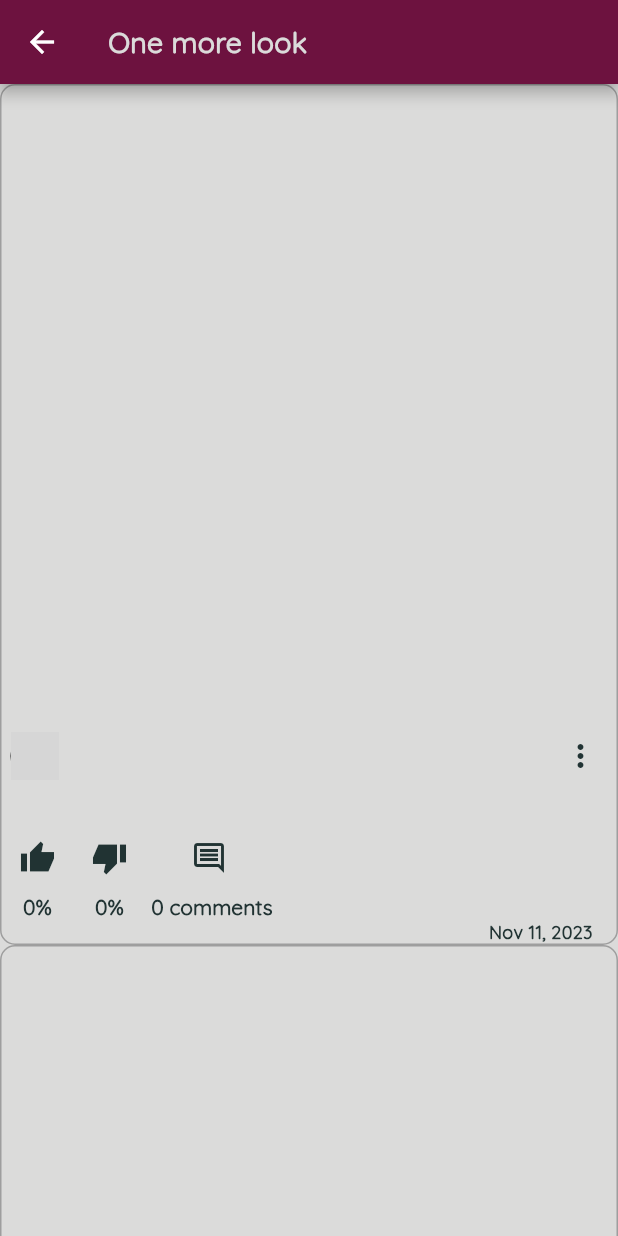
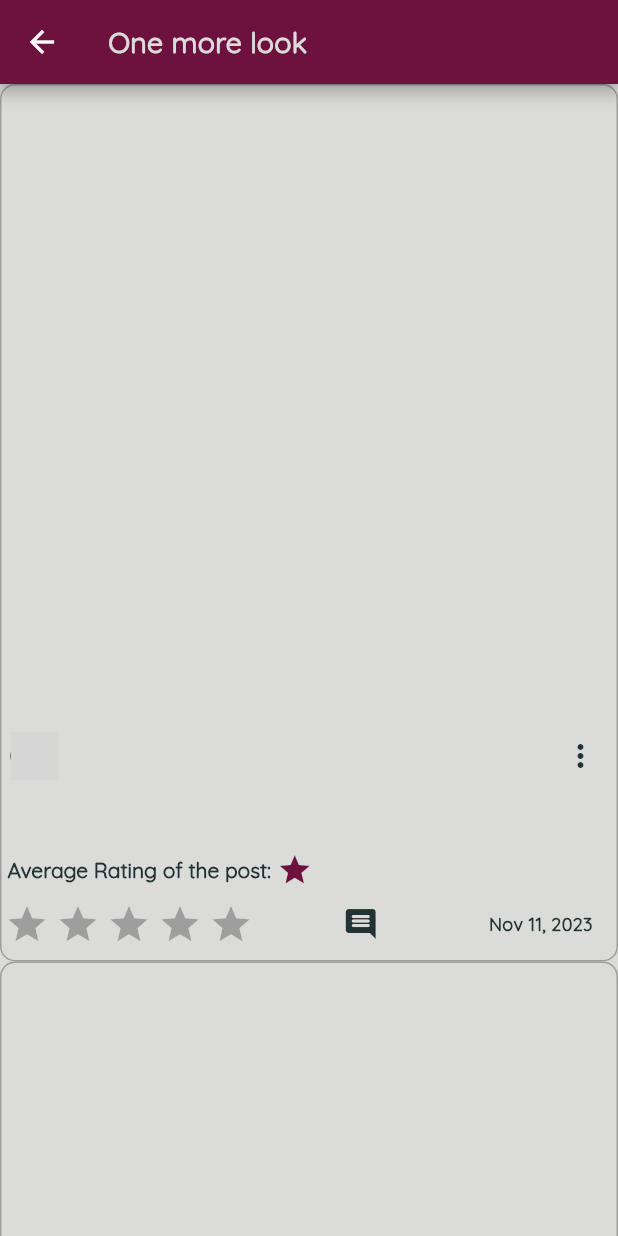
Before and after one commit to Isaq0711/DR, a Flutter app: the SeePost screen opened directly with empty values, on a phone screen of 412 x 824 dp. Run offline on Flutter 3.47's test engine with Material 2 defaults, Android fonts, the phone set to English and light mode, and no system bars; drawn by our look-alikes of flutter_rating_bar; our stand-ins replace cloud_firestore, dots_indicator, firebase_auth, firebase_core, firebase_storage, gap and 3 more; accounts and stored records are empty; network calls fail; grey boxes are pictures that could not be loaded.

Commit message:
rating_bar

```diff
--- a/dressing_room-master/lib/widgets/post_card.dart
+++ b/dressing_room-master/lib/widgets/post_card.dart
@@ -1,4 +1,6 @@
 import 'package:cloud_firestore/cloud_firestore.dart';
+import 'package:flutter/cupertino.dart';
+import 'package:gap/gap.dart';
 import 'package:flutter/material.dart';
 import 'package:dressing_room/models/user.dart' as model;
 import 'package:dressing_room/providers/user_provider.dart';
@@ -12,7 +14,7 @@ import 'package:dressing_room/widgets/like_animation.dart';
 import 'package:intl/intl.dart';
 import 'package:provider/provider.dart';
 import 'package:dots_indicator/dots_indicator.dart';
-
+import 'package:flutter_rating_bar/flutter_rating_bar.dart';
 
 class PostCard extends StatefulWidget {
   final snap;
@@ -31,13 +33,13 @@ class _PostCardState extends State<PostCard> {
   bool isLikeAnimating = false;
   int currentImageIndex = 0;
   bool isFavorite = false;
-
+  double rating = 0;
 
   @override
   void initState() {
     super.initState();
     fetchCommentLen();
-
+    getInitialRating();
   }
 
   fetchCommentLen() async {
@@ -57,7 +59,20 @@ class _PostCardState extends State<PostCard> {
     setState(() {});
   }
 
-
+  getInitialRating() async {
+    final userProvider = Provider.of<UserProvider>(context, listen: false);
+    model.User? user = userProvider.getUser;
+    if (user != null) {
+      String uid = user.uid;
+      String postId = widget.snap['postId'].toString();
+      // Obtenha a nota diretamente do Firebase
+      double initialRating =
+          await FireStoreMethods().getUserGrade(postId, uid,);
+      setState(() {
+        rating = initialRating;
+      });
+    }
+  }
 
   deletePost(String postId) async {
     try {
@@ -69,7 +84,6 @@ class _PostCardState extends State<PostCard> {
       );
     }
   }
-
 
   deleteAnonymousPost(String postId) async {
     try {
@@ -93,25 +107,12 @@ class _PostCardState extends State<PostCard> {
     return likePercentage;
   }
 
-  double getDislikePercentage() {
-    int totalReactions =
-        widget.snap['likes'].length + widget.snap['dislikes'].length;
-    if (totalReactions == 0) {
-      return 0.0;
-    }
-    double dislikePercentage =
-        (widget.snap['dislikes'].length / totalReactions) * 100;
-    return dislikePercentage;
-  }
-
   void goToNextImage() {
     setState(() {
       currentImageIndex++;
       if (currentImageIndex >= widget.snap['photoUrls'].length) {
         currentImageIndex = 0;
       }
-
-
     });
   }
 
@@ -124,12 +125,8 @@ if (currentImageIndex < 0) {
     });
   }
 
-
-
-
   @override
   Widget build(BuildContext context) {
-
     return Consumer<UserProvider>(
       builder: (context, userProvider, _) {
         model.User? user = userProvider.getUser;
@@ -138,11 +135,7 @@ if (currentImageIndex < 0) {
           return Container();
         }
 
-
-
-
         return Container(
-      // boundary needed for web
           decoration: BoxDecoration(
             border: Border.all(
               color: width > webScreenSize ? Colors.grey : Colors.grey,
@@ -150,14 +143,10 @@ if (currentImageIndex < 0) {
             borderRadius: BorderRadius.circular(10.0),
             color: AppTheme.nearlyWhite,
           ),
-
           child: Column(
             children: [
               GestureDetector(
- onDoubleTap: () {
-
-},
-
+                onDoubleTap: () {},
                 onHorizontalDragEnd: (details) {
                   if (details.primaryVelocity! > 0) {
                     goToPreviousImage();
@@ -186,13 +175,13 @@ if (currentImageIndex < 0) {
                               borderRadius: BorderRadius.circular(10.0),
                               child: Image.network(
                                 widget.snap['photoUrls'][index],
-                            fit: BoxFit.cover,)
+                                fit: BoxFit.cover,
+                              ),
                             );
                           },
                         ),
                       ),
                     ),
-
                     AnimatedOpacity(
                       duration: const Duration(milliseconds: 200),
                       opacity: isLikeAnimating ? 1 : 0,
@@ -218,7 +207,8 @@ if (currentImageIndex < 0) {
               ),
               Padding(
                 padding: const EdgeInsets.symmetric(vertical: 4.5),
-  child: widget.snap['photoUrls'].length > 1 ? DotsIndicator(
+                child: widget.snap['photoUrls'].length > 1
+                    ? DotsIndicator(
                         dotsCount: widget.snap['photoUrls'].length,
                         position: currentImageIndex.toInt(),
                         decorator: DotsDecorator(
@@ -231,10 +221,9 @@ if (currentImageIndex < 0) {
                             borderRadius: BorderRadius.circular(4.0),
                           ),
                         ),
-  ) : SizedBox.shrink(),
+                      )
+                    : SizedBox.shrink(),
               ),
-
-
               Container(
                 padding: const EdgeInsets.symmetric(
                   vertical: 2,
@@ -327,7 +316,7 @@ if (currentImageIndex < 0) {
                   ],
                 ),
               ),
-
+              Gap(10),
               Align(
                 alignment: Alignment.centerLeft,
                 child: Padding(
@@ -340,79 +329,60 @@ if (currentImageIndex < 0) {
                   ),
                 ),
               ),
-          // LIKE, COMMENT SECTION OF THE POST
+              Gap(10),
+                Row(
+                  children: [
+                    Align(
+                      alignment: Alignment.centerLeft,
+                      child: Padding(
+                        padding: const EdgeInsets.only(left: 4),
+                        child: Container(
+                          child: Text(
+                            "Average Rating of the post: ${widget.snap['grade'] }",
+                            style: AppTheme.subtitle,
+                          ),
+                        ),
+                      ),
+                    ),
+                    Icon(Icons.star, color: AppTheme.vinho),
+                  ],
+                ),
               DefaultTextStyle(
                 style: TextStyle(
                     color: AppTheme.nearlyBlack,
                     fontFamily: 'Quicksand',
                     fontWeight: FontWeight.bold),
                 child: Row(
+                  mainAxisAlignment: MainAxisAlignment.spaceBetween,
                   children: <Widget>[
                     Column(
                       children: [
-                    IconButton(
-                      icon: widget.snap['likes'].contains(user.uid)
-                          ? const Icon(
-                              Icons.thumb_up_sharp,
-                              color: Colors.green,
-                            )
-                          : const Icon(
-                              Icons.thumb_up_sharp,
-                              color: AppTheme.nearlyBlack,
+                        RatingBar.builder(
+                          initialRating: rating,
+                          minRating: 0,
+                          direction: Axis.horizontal,
+                          allowHalfRating: true,
+                          itemCount: 5,
+                          itemPadding: EdgeInsets.symmetric(horizontal: 2.0),
+                          itemBuilder: (context, _) => Icon(
+                            Icons.star,
+                            color: AppTheme.vinho,
                           ),
-                      onPressed: () {
-                        // Verifica se o usuário já deu dislike antes de permitir dar like
-                        if (!widget.snap['dislikes'].contains(user.uid)) {
-                          FireStoreMethods().likePost(
-                            widget.snap['postId'].toString(),
-                            user.uid,
-                            widget.snap['likes'],
-                          );
-
-                        }
+                          itemSize: 30.0,
+                          unratedColor: Colors.grey,
+                          onRatingUpdate: (rating) async {
+                            print("Rating: $rating");
+                            String uid = user.uid;
+                            String postId = widget.snap['postId'].toString();
+                            await FireStoreMethods().getUserGrade(postId, uid, rating);
+                            setState(() {});
                           },
-                    ),
-                    Text(
-                      '${getLikePercentage().toStringAsFixed(0)}%',
-                      style: TextStyle(color: AppTheme.nearlyBlack),
                         ),
                       ],
                     ),
-                Column(
-                  children: [
-                    IconButton(
-                      icon: widget.snap['dislikes'].contains(user.uid)
-                          ? const Icon(
-                              Icons.thumb_down_sharp,
-                              color: Colors.red,
-                            )
-                          : const Icon(
-                              Icons.thumb_down_sharp,
-                              color: AppTheme.nearlyBlack,
-                            ),
-                      onPressed: () {
-                        // Verifica se o usuário já deu like antes de permitir dar dislike
-                        if (!widget.snap['likes'].contains(user.uid)) {
-                          FireStoreMethods().dislikePost(
-                            widget.snap['postId'].toString(),
-                            user.uid,
-                            widget.snap['dislikes'],
-                          );
-
-                        }
-                      },
-                    ),
-                    Text(
-                      '${getDislikePercentage().toStringAsFixed(0)}%',
-                      style: TextStyle(color: AppTheme.nearlyBlack),
-                    ),
-                  ],
-                ),
-                Column(
-                  children: [
                     IconButton(
                       icon: const Icon(
-                        Icons.comment_outlined,
+                        Icons.comment_rounded,
                         color: AppTheme.nearlyBlack,
                       ),
                       onPressed: () => Navigator.of(context).push(
@@ -423,64 +393,15 @@ if (currentImageIndex < 0) {
                         ),
                       ),
                     ),
-                    Text(
-                      ' ${commentLen} ${commentLen == 1 ? 'comment' : 'comments'}',
-                      style: TextStyle(color: AppTheme.nearlyBlack),
-                    ),
-                  ],
-                ),
-               Expanded(
-                child: Align(
-                  alignment: Alignment.bottomRight,
-             child: Column(
-             mainAxisAlignment: MainAxisAlignment.end,
-             crossAxisAlignment: CrossAxisAlignment.end,
-         children: [
-         widget.snap['uid'].toString() == user.uid
-    ? SizedBox()
-    : IconButton(
-   icon: Icon(
-    isFavorite ? Icons.star : Icons.star_border,
-    color: AppTheme.nearlyBlack,
-  ),
-  onPressed: () async {
-    String uid = user.uid;
-    String postId = widget.snap['postId'].toString();
-    String result = await FireStoreMethods().toggleFavorite(postId, uid);
-
-    setState(() {
-      isFavorite = !isFavorite;
-    });
-
-    showSnackBar(
-      context,
-      result,
-    );
-  },
-),
-          Text( '',
-                   ),
-                    ],
-                  ),
-                ),
-                ),
-              ],
-            ),
-          ),
-
-          // DATA
                     Container(
                       padding: const EdgeInsets.symmetric(horizontal: 16),
-            child: Column(
-              mainAxisSize: MainAxisSize.min,
-              crossAxisAlignment: CrossAxisAlignment.start,
-              children: <Widget>[
-                Container(
+                      child: Container(
                         alignment: Alignment.centerRight,
                         child: Text(
                           DateFormat.yMMMd()
                               .format(widget.snap['datePublished'].toDate()),
-                    style: AppTheme.caption ,
+                          style: AppTheme.caption,
+                        ),
                       ),
                     ),
                   ],
@@ -489,6 +410,7 @@ if (currentImageIndex < 0) {
             ],
           ),
         );
- });
+      },
+    );
   }
 }
```
Also changed, not shown: dressing_room-master/lib/resources/firestore_methods.dart (+62 -59 lines), dressing_room-master/lib/screens/profile_screen.dart (+15 -5 lines). Lines whose indentation alone changed are shown as unchanged.
